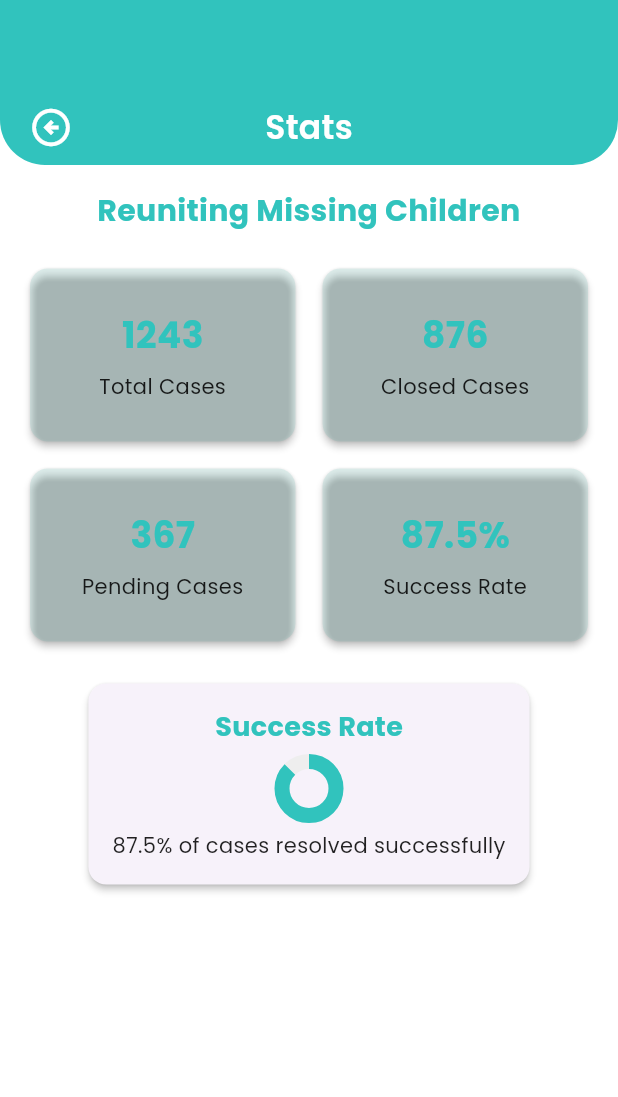
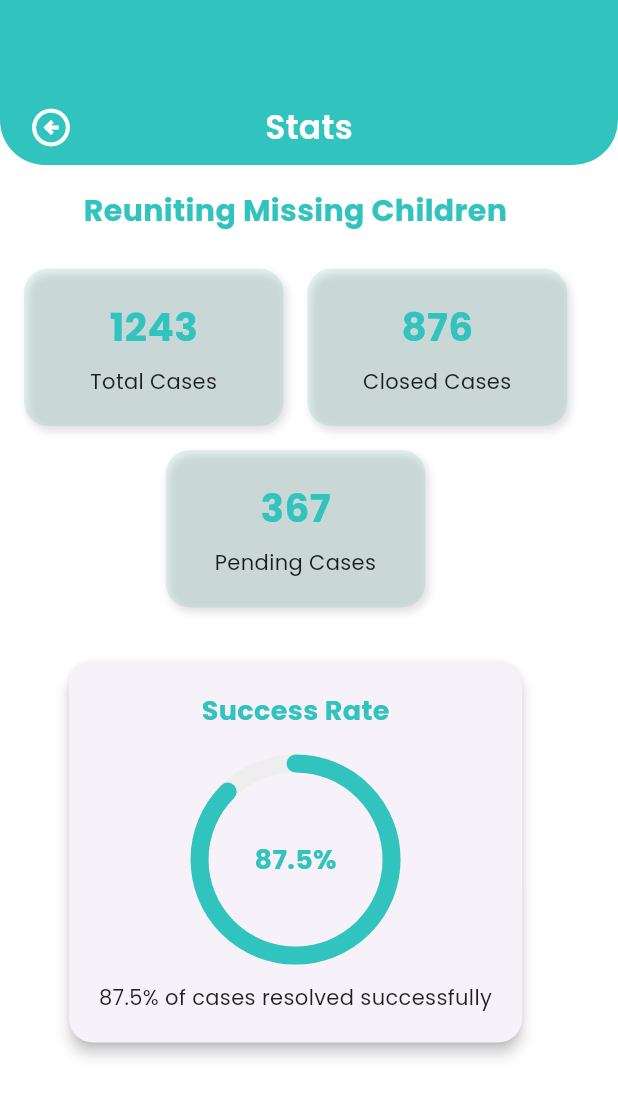
Before and after one commit to ZulfiqarAlam18/locate-lost, a Flutter app: the StatsScreen screen opened directly, on a phone screen of 412 x 824 dp. Shown: the top 1097 px of the screen. Run offline on Flutter 3.47's test engine with Material 3 defaults, Android fonts, the phone set to English and light mode, and no system bars; drawn by our look-alikes of percent_indicator; our stand-ins replace camera, carousel_slider, dotted_border, flutter_svg, google_fonts, permission_handler and 1 more; project files that could hold a hidden picture were left out.

Commit message:
ui improved

```diff
--- a/lib/views/drawer_screens/stats_screen.dart
+++ b/lib/views/drawer_screens/stats_screen.dart
@@ -1,10 +1,10 @@
 import 'package:flutter/material.dart';
+import 'package:percent_indicator/percent_indicator.dart'; // Add this package
 
 import '../../utils/app_colors.dart';
 import '../../widgets/custom_app_bar.dart';
 
 class StatsScreen extends StatelessWidget {
-  // Sample data - replace with your actual data
   final stats = {
     'Total Cases': 1243,
     'Closed Cases': 876,
@@ -16,28 +16,16 @@ class StatsScreen extends StatelessWidget {
   Widget build(BuildContext context) {
     return Scaffold(
       backgroundColor: AppColors.secondary,
-      appBar: CustomAppBar(text: 'Stats', onPressed: (){
-
-        Navigator.pop(context);
-
-      }),
-      body: Padding(
-        padding: const EdgeInsets.all(16.0),
+      appBar: CustomAppBar(
+        text: 'Stats',
+        onPressed: () => Navigator.pop(context),
+      ),
+      body: SingleChildScrollView(
+        padding: const EdgeInsets.all(16),
         child: Column(
+          crossAxisAlignment: CrossAxisAlignment.center,
           children: [
-            _buildHeader(),
-            SizedBox(height: 20),
-            _buildStatsGrid(),
-            SizedBox(height: 20),
-            _buildSuccessRate(),
-          ],
-        ),
-      ),
-    );
-  }
-
-  Widget _buildHeader() {
-    return Text(
+            Text(
               'Reuniting Missing Children',
               style: TextStyle(
                 fontSize: 20,
@@ -45,56 +33,72 @@ class StatsScreen extends StatelessWidget {
                 color: AppColors.primary,
               ),
               textAlign: TextAlign.center,
+            ),
+            const SizedBox(height: 24),
+            Wrap(
+              spacing: 16,
+              runSpacing: 16,
+              alignment: WrapAlignment.center,
+              children: stats.entries
+                  .where((entry) => entry.key != 'Success Rate')
+                  .map((entry) => _buildStatCard(entry.key, entry.value.toString(), context))
+                  .toList(),
+            ),
+            const SizedBox(height: 32),
+            _buildSuccessRateCard(context),
+          ],
+        ),
+      ),
     );
   }
 
-  Widget _buildStatsGrid() {
-    return GridView.count(
-      shrinkWrap: true,
-      physics: NeverScrollableScrollPhysics(),
-      crossAxisCount: 2,
-      childAspectRatio: 1.5,
-      crossAxisSpacing: 10,
-      mainAxisSpacing: 10,
-      children: stats.entries.map((entry) {
-        return Card(
-          elevation: 2,
+  Widget _buildStatCard(String title, String value, BuildContext context) {
+    return Container(
+      width: MediaQuery.of(context).size.width * 0.42,
+      decoration: BoxDecoration(
         color: Colors.teal.withOpacity(0.1),
-          child: Padding(
-            padding: const EdgeInsets.all(12.0),
+        borderRadius: BorderRadius.circular(16),
+        boxShadow: [
+          BoxShadow(
+            color: Colors.grey.shade300,
+            blurRadius: 4,
+            offset: Offset(2, 3),
+          ),
+        ],
+      ),
+      padding: const EdgeInsets.symmetric(vertical: 20, horizontal: 10),
       child: Column(
-              mainAxisAlignment: MainAxisAlignment.center,
         children: [
           Text(
-                  entry.value.toString(),
+            value,
             style: TextStyle(
-                    fontSize: 24,
+              fontSize: 26,
               fontWeight: FontWeight.bold,
               color: AppColors.primary,
             ),
           ),
-                SizedBox(height: 8),
+          const SizedBox(height: 8),
           Text(
-                  entry.key,
+            title,
+            textAlign: TextAlign.center,
             style: TextStyle(
               fontSize: 14,
               color: Colors.black87,
             ),
-                  textAlign: TextAlign.center,
           ),
         ],
       ),
-          ),
-        );
-      }).toList(),
     );
   }
 
-  Widget _buildSuccessRate() {
+  Widget _buildSuccessRateCard(BuildContext context) {
+    double successRate = 0.875;
+
     return Card(
-      elevation: 2,
+      elevation: 4,
+      shape: RoundedRectangleBorder(borderRadius: BorderRadius.circular(16)),
       child: Padding(
-        padding: const EdgeInsets.all(16.0),
+        padding: const EdgeInsets.all(20.0),
         child: Column(
           children: [
             Text(
@@ -105,17 +109,29 @@ class StatsScreen extends StatelessWidget {
                 color: AppColors.primary,
               ),
             ),
-            SizedBox(height: 10),
-            CircularProgressIndicator(
-              value: 0.875, // 87.5%
-              strokeWidth: 10,
-              backgroundColor: Colors.grey[200],
-              valueColor: AlwaysStoppedAnimation<Color>(AppColors.primary),
+            const SizedBox(height: 16),
+            CircularPercentIndicator(
+              radius: 70.0,
+              lineWidth: 12.0,
+              percent: successRate,
+              center: Text(
+                '${(successRate * 100).toStringAsFixed(1)}%',
+                style: TextStyle(
+                  fontSize: 18,
+                  fontWeight: FontWeight.bold,
+                  color: AppColors.primary,
                 ),
-            SizedBox(height: 10),
+              ),
+              progressColor: AppColors.primary,
+              backgroundColor: Colors.grey.shade200,
+              circularStrokeCap: CircularStrokeCap.round,
+              animation: true,
+            ),
+            const SizedBox(height: 12),
             Text(
               '${stats['Success Rate']} of cases resolved successfully',
-              style: TextStyle(color: Colors.black87),
+              style: TextStyle(fontSize: 14, color: Colors.black87),
+              textAlign: TextAlign.center,
             ),
           ],
         ),
@@ -123,3 +139,140 @@ class StatsScreen extends StatelessWidget {
     );
   }
 }
+
+
+
+
+
+
+
+
+
+
+
+
+// import 'package:flutter/material.dart';
+//
+// import '../../utils/app_colors.dart';
+// import '../../widgets/custom_app_bar.dart';
+//
+// class StatsScreen extends StatelessWidget {
+//   // Sample data - replace with your actual data
+//   final stats = {
+//     'Total Cases': 1243,
+//     'Closed Cases': 876,
+//     'Pending Cases': 367,
+//     'Success Rate': '87.5%',
+//   };
+//
+//   @override
+//   Widget build(BuildContext context) {
+//     return Scaffold(
+//       backgroundColor: AppColors.secondary,
+//       appBar: CustomAppBar(text: 'Stats', onPressed: (){
+//
+//         Navigator.pop(context);
+//
+//       }),
+//       body: Padding(
+//         padding: const EdgeInsets.all(16.0),
+//         child: Column(
+//           children: [
+//             _buildHeader(),
+//             SizedBox(height: 20),
+//             _buildStatsGrid(),
+//             SizedBox(height: 20),
+//             _buildSuccessRate(),
+//           ],
+//         ),
+//       ),
+//     );
+//   }
+//
+//   Widget _buildHeader() {
+//     return Text(
+//       'Reuniting Missing Children',
+//       style: TextStyle(
+//         fontSize: 20,
+//         fontWeight: FontWeight.bold,
+//         color: AppColors.primary,
+//       ),
+//       textAlign: TextAlign.center,
+//     );
+//   }
+//
+//   Widget _buildStatsGrid() {
+//     return GridView.count(
+//       shrinkWrap: true,
+//       physics: NeverScrollableScrollPhysics(),
+//       crossAxisCount: 2,
+//       childAspectRatio: 1.5,
+//       crossAxisSpacing: 10,
+//       mainAxisSpacing: 10,
+//       children: stats.entries.map((entry) {
+//         return Card(
+//           elevation: 2,
+//           color: Colors.teal.withOpacity(0.1),
+//           child: Padding(
+//             padding: const EdgeInsets.all(12.0),
+//             child: Column(
+//               mainAxisAlignment: MainAxisAlignment.center,
+//               children: [
+//                 Text(
+//                   entry.value.toString(),
+//                   style: TextStyle(
+//                     fontSize: 24,
+//                     fontWeight: FontWeight.bold,
+//                     color: AppColors.primary,
+//                   ),
+//                 ),
+//                 SizedBox(height: 8),
+//                 Text(
+//                   entry.key,
+//                   style: TextStyle(
+//                     fontSize: 14,
+//                     color: Colors.black87,
+//                   ),
+//                   textAlign: TextAlign.center,
+//                 ),
+//               ],
+//             ),
+//           ),
+//         );
+//       }).toList(),
+//     );
+//   }
+//
+//   Widget _buildSuccessRate() {
+//     return Card(
+//       elevation: 2,
+//       child: Padding(
+//         padding: const EdgeInsets.all(16.0),
+//         child: Column(
+//           children: [
+//             Text(
+//               'Success Rate',
+//               style: TextStyle(
+//                 fontSize: 18,
+//                 fontWeight: FontWeight.bold,
+//                 color: AppColors.primary,
+//               ),
+//             ),
+//             SizedBox(height: 10),
+//             CircularProgressIndicator(
+//               value: 0.875, // 87.5%
+//               strokeWidth: 10,
+//               backgroundColor: Colors.grey[200],
+//               valueColor: AlwaysStoppedAnimation<Color>(AppColors.primary),
+//             ),
+//             SizedBox(height: 10),
+//             Text(
+//               '${stats['Success Rate']} of cases resolved successfully',
+//               style: TextStyle(color: Colors.black87),
+//             ),
+//           ],
+//         ),
+//       ),
+//     );
+//   }
+// }
```
Lines whose indentation alone changed are shown as unchanged.
